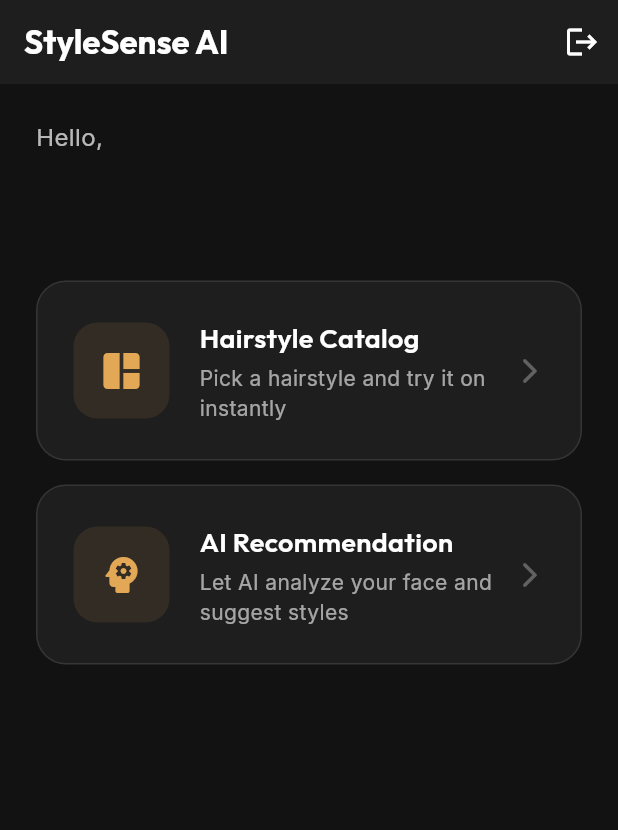
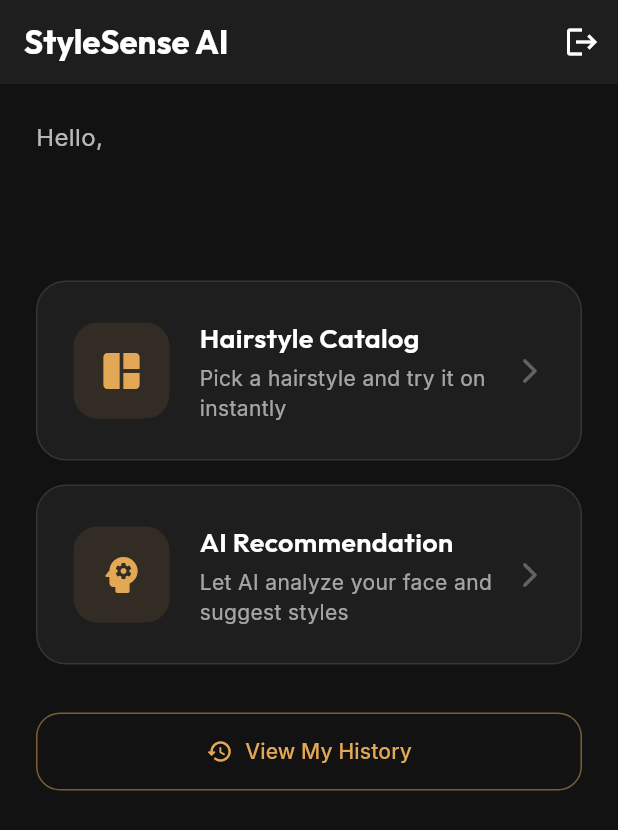
Before and after one commit to GiliantChandra/KapalLawd, a Flutter app: the screen it shows once a user with an empty profile is signed in, on a phone screen of 412 x 824 dp. Shown: the top 830 px of the screen. Run offline on Flutter 3.47's test engine with Material 3 defaults, Android fonts, the phone set to English and light mode, and no system bars; our stand-ins replace cloud_firestore, firebase_auth, firebase_core, firebase_storage, google_fonts, image_picker; accounts and stored records are empty.

Commit message:
fix history

```diff
--- a/app/lib/pages/home_page.dart
+++ b/app/lib/pages/home_page.dart
@@ -80,6 +80,30 @@ class HomePage extends StatelessWidget {
                 );
               },
             ),
+
+            const SizedBox(height: 32),
+
+            // History Button
+            SizedBox(
+              width: double.infinity,
+              child: OutlinedButton.icon(
+                onPressed: () {
+                  Navigator.push(
+                    context,
+                    MaterialPageRoute(builder: (context) => const HistoryPage()),
+                  );
+                },
+                icon: const Icon(Icons.history_rounded),
+                label: const Text('View My History'),
+                style: OutlinedButton.styleFrom(
+                  padding: const EdgeInsets.symmetric(vertical: 16),
+                  side: BorderSide(color: Theme.of(context).colorScheme.primary.withValues(alpha: 0.5)),
+                  shape: RoundedRectangleBorder(
+                    borderRadius: BorderRadius.circular(16),
+                  ),
+                ),
+              ),
+            ),
           ],
         ),
       ),
```
